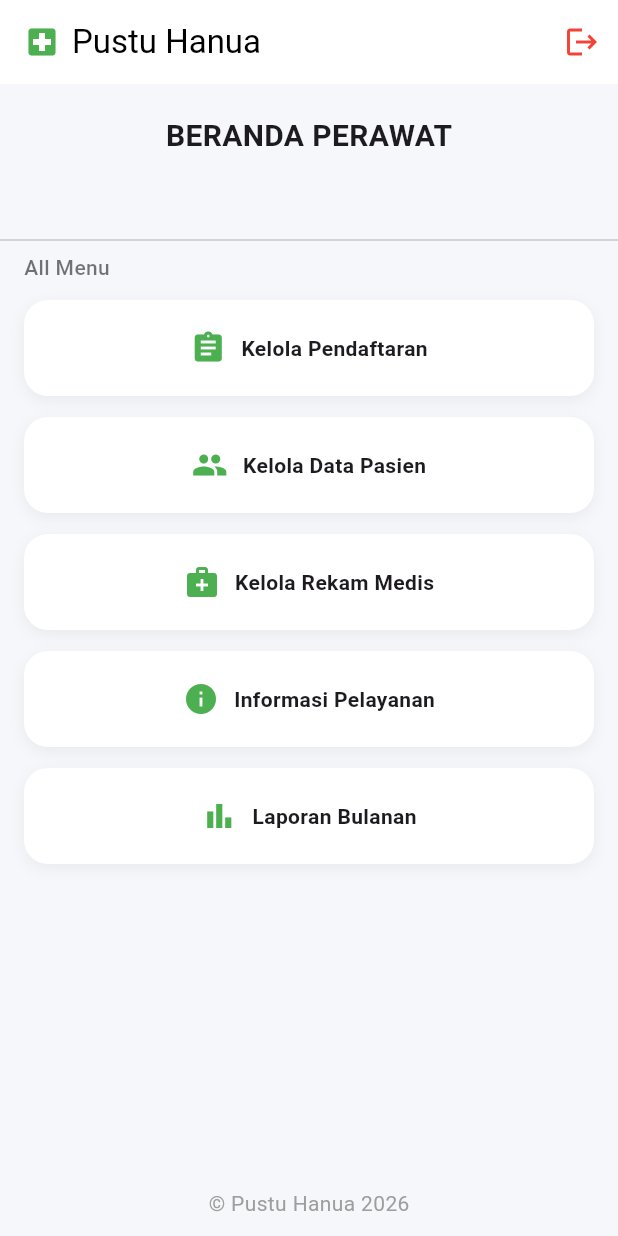
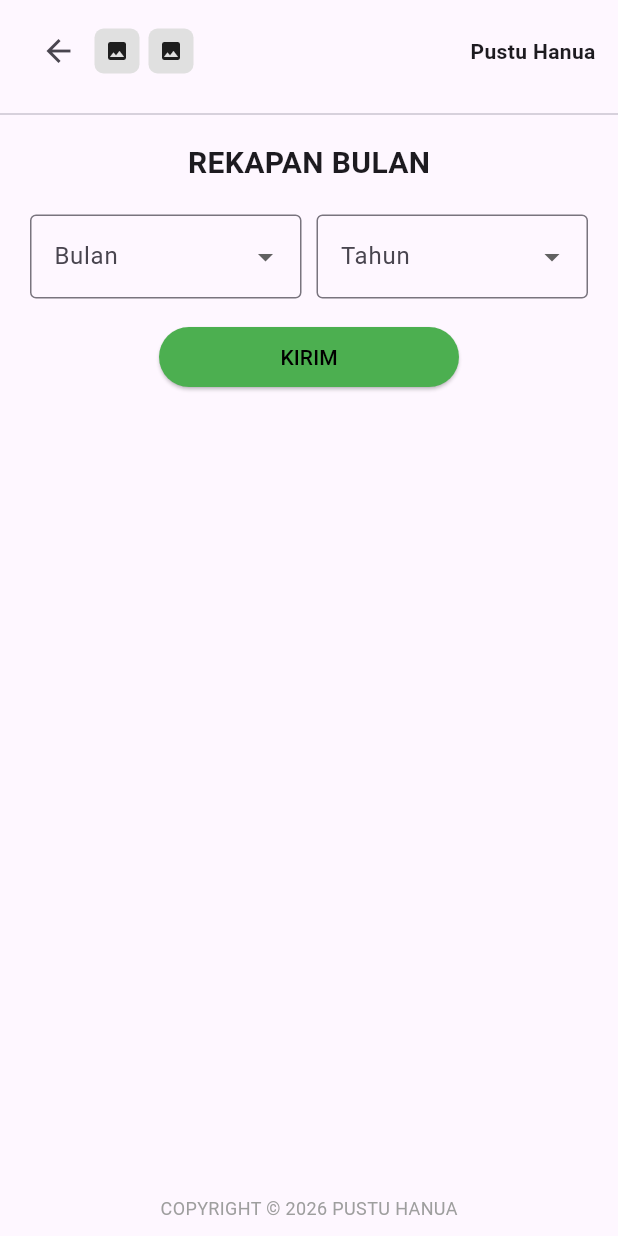
Before and after one commit to hesselji/pustu_app_hanua, a Flutter app: the PerawatHomeScreen screen opened directly, after a tap on "Laporan Bulanan", on a phone screen of 412 x 824 dp. Run offline on Flutter 3.47's test engine with Material 3 defaults, Android fonts, the phone set to English and light mode, and no system bars; our stand-ins replace cloud_firestore, firebase_auth, firebase_core; accounts and stored records are empty.

Commit message:
Tambah Menu Laporan Bulanan

```diff
--- a/lib/screens/mobile/perawat_home_screen.dart
+++ b/lib/screens/mobile/perawat_home_screen.dart
@@ -2,7 +2,8 @@ import 'package:flutter/material.dart';
 import 'package:firebase_auth/firebase_auth.dart';
 import 'home_screen.dart';
 import 'patient_list_screen.dart';
-import 'perawat_manageinfo_pelayanan.dart'; // 🔥 TAMBAHAN
+import 'perawat_manageinfo_pelayanan.dart';
+import 'perawat_laporanBulanan.dart'; // ✅ TAMBAHAN
 
 class PerawatHomeScreen extends StatelessWidget {
   const PerawatHomeScreen({super.key});
@@ -89,7 +90,6 @@ class PerawatHomeScreen extends StatelessWidget {
               child: ListView(
                 padding: const EdgeInsets.symmetric(horizontal: 16),
                 children: [
-
                   /// 🔹 Kelola Pendaftaran
                   _menuCard(
                     icon: Icons.assignment,
@@ -122,7 +122,7 @@ class PerawatHomeScreen extends StatelessWidget {
                     },
                   ),
 
-                  /// 🔥 INFORMASI PELAYANAN (SUDAH TERHUBUNG)
+                  /// 🔹 Informasi Pelayanan
                   _menuCard(
                     icon: Icons.info,
                     title: "Informasi Pelayanan",
@@ -136,12 +136,17 @@ class PerawatHomeScreen extends StatelessWidget {
                     },
                   ),
 
-                  /// 🔹 Laporan
+                  /// 🔥 Laporan Bulanan (SUDAH TERHUBUNG)
                   _menuCard(
                     icon: Icons.bar_chart,
                     title: "Laporan Bulanan",
                     onTap: () {
-                      // TODO
+                      Navigator.push(
+                        context,
+                        MaterialPageRoute(
+                          builder: (_) => const RekapanBulananPage(),
+                        ),
+                      );
                     },
                   ),
                 ],
@@ -191,10 +196,7 @@ class PerawatHomeScreen extends StatelessWidget {
             children: [
               Icon(icon, color: Colors.green),
               const SizedBox(width: 10),
-              Text(
-                title,
-                style: const TextStyle(fontWeight: FontWeight.w600),
-              ),
+              Text(title, style: const TextStyle(fontWeight: FontWeight.w600)),
             ],
           ),
         ),
--- /dev/null
+++ b/lib/screens/mobile/perawat_laporanBulanan.dart
@@ -0,0 +1,331 @@
+import 'package:flutter/material.dart';
+
+class RekapanBulananPage extends StatefulWidget {
+  const RekapanBulananPage({super.key});
+
+  @override
+  State<RekapanBulananPage> createState() => _RekapanBulananPageState();
+}
+
+class _RekapanBulananPageState extends State<RekapanBulananPage> {
+  final List<String> bulanList = [
+    "Januari",
+    "Februari",
+    "Maret",
+    "April",
+    "Mei",
+    "Juni",
+    "Juli",
+    "Agustus",
+    "September",
+    "Oktober",
+    "November",
+    "Desember",
+  ];
+
+  String? selectedBulan;
+  int? selectedTahun;
+
+  /// 🔥 INI KUNCI FIX
+  String? submittedBulan;
+  int? submittedTahun;
+
+  bool showResult = false;
+  bool noData = false;
+
+  @override
+  Widget build(BuildContext context) {
+    return Scaffold(
+      body: SafeArea(
+        child: Column(
+          children: [
+            /// HEADER
+            Padding(
+              padding: const EdgeInsets.symmetric(horizontal: 15, vertical: 10),
+              child: Row(
+                children: [
+                  IconButton(
+                    icon: const Icon(Icons.arrow_back),
+                    onPressed: () => Navigator.pop(context),
+                  ),
+                  _logo(),
+                  const SizedBox(width: 6),
+                  _logo(),
+                  const Spacer(),
+                  const Text(
+                    "Pustu Hanua",
+                    style: TextStyle(fontWeight: FontWeight.bold),
+                  ),
+                ],
+              ),
+            ),
+
+            const Divider(),
+
+            Expanded(
+              child: SingleChildScrollView(
+                child: Column(
+                  children: [
+                    const SizedBox(height: 10),
+
+                    const Text(
+                      "REKAPAN BULAN",
+                      style: TextStyle(
+                        fontSize: 20,
+                        fontWeight: FontWeight.bold,
+                      ),
+                    ),
+
+                    const SizedBox(height: 20),
+
+                    /// FORM
+                    Padding(
+                      padding: const EdgeInsets.symmetric(horizontal: 20),
+                      child: Row(
+                        children: [
+                          Expanded(
+                            child: DropdownButtonFormField<String>(
+                              decoration: const InputDecoration(
+                                labelText: "Bulan",
+                                border: OutlineInputBorder(),
+                              ),
+                              value: selectedBulan,
+                              menuMaxHeight: 300,
+                              items:
+                                  bulanList.map((b) {
+                                    return DropdownMenuItem(
+                                      value: b,
+                                      child: Text(b),
+                                    );
+                                  }).toList(),
+                              onChanged: (value) {
+                                setState(() => selectedBulan = value);
+                              },
+                            ),
+                          ),
+
+                          const SizedBox(width: 10),
+
+                          Expanded(
+                            child: DropdownButtonFormField<int>(
+                              decoration: const InputDecoration(
+                                labelText: "Tahun",
+                                border: OutlineInputBorder(),
+                              ),
+                              value: selectedTahun,
+                              items:
+                                  [2025, 2026].map((year) {
+                                    return DropdownMenuItem(
+                                      value: year,
+                                      child: Text(year.toString()),
+                                    );
+                                  }).toList(),
+                              onChanged: (value) {
+                                setState(() => selectedTahun = value);
+                              },
+                            ),
+                          ),
+                        ],
+                      ),
+                    ),
+
+                    const SizedBox(height: 15),
+
+                    /// BUTTON
+                    SizedBox(
+                      width: 200,
+                      child: ElevatedButton(
+                        style: ElevatedButton.styleFrom(
+                          backgroundColor: Colors.green,
+                        ),
+                        onPressed: () {
+                          if (selectedBulan != null && selectedTahun != null) {
+                            setState(() {
+                              /// 🔥 SIMPAN HASIL SUBMIT
+                              submittedBulan = selectedBulan;
+                              submittedTahun = selectedTahun;
+
+                              if (submittedTahun == 2025) {
+                                noData = true;
+                                showResult = false;
+                              } else {
+                                noData = false;
+                                showResult = true;
+                              }
+                            });
+                          }
+                        },
+                        child: const Text(
+                          "KIRIM",
+                          style: TextStyle(color: Colors.black),
+                        ),
+                      ),
+                    ),
+
+                    const SizedBox(height: 20),
+
+                    /// ❌ NO DATA
+                    if (noData)
+                      Padding(
+                        padding: const EdgeInsets.symmetric(horizontal: 20),
+                        child: Text(
+                          "Tidak Ada Data Rekapan Bulanan Pada Bulan $submittedBulan Tahun $submittedTahun",
+                          style: const TextStyle(color: Colors.red),
+                          textAlign: TextAlign.center,
+                        ),
+                      ),
+
+                    /// ✅ RESULT
+                    if (showResult) ...[
+                      Container(
+                        width: double.infinity,
+                        margin: const EdgeInsets.symmetric(horizontal: 20),
+                        padding: const EdgeInsets.all(16),
+                        decoration: BoxDecoration(
+                          color: Colors.green[100],
+                          borderRadius: BorderRadius.circular(12),
+                        ),
+                        child: Column(
+                          children: [
+                            _rowBetween("Total Pasien", "35 orang", bold: true),
+                            const SizedBox(height: 10),
+
+                            _barRow("Laki-laki", 20, 35, Colors.blue),
+                            _barRow("Perempuan", 15, 35, Colors.pink),
+                          ],
+                        ),
+                      ),
+
+                      const SizedBox(height: 20),
+
+                      _sectionTitle("Rentang Umur Pasien"),
+
+                      _simpleRow(
+                        "Bayi (0–11 bulan)",
+                        "5 orang",
+                        Colors.orange[100]!,
+                      ),
+                      _simpleRow(
+                        "Anak (1–9 tahun)",
+                        "10 orang",
+                        Colors.orange[100]!,
+                      ),
+                      _simpleRow(
+                        "Remaja (10–18 tahun)",
+                        "7 orang",
+                        Colors.orange[100]!,
+                      ),
+                      _simpleRow(
+                        "Pemuda (19–29 tahun)",
+                        "6 orang",
+                        Colors.orange[100]!,
+                      ),
+                      _simpleRow(
+                        "Dewasa (30–59 tahun)",
+                        "5 orang",
+                        Colors.orange[100]!,
+                      ),
+                      _simpleRow(
+                        "Lansia (≥60)",
+                        "2 orang",
+                        Colors.orange[100]!,
+                      ),
+
+                      const SizedBox(height: 20),
+
+                      _sectionTitle("Daftar Penyakit / Perawatan"),
+
+                      _simpleRow("ISPA", "5 orang", Colors.grey[400]!),
+                      _simpleRow("Demam", "3 orang", Colors.grey[400]!),
+                      _simpleRow("Hipertensi", "4 orang", Colors.grey[400]!),
+                      _simpleRow("Diare", "1 orang", Colors.grey[400]!),
+                    ],
+
+                    const SizedBox(height: 30),
+                  ],
+                ),
+              ),
+            ),
+
+            const Padding(
+              padding: EdgeInsets.only(bottom: 10),
+              child: Text(
+                "COPYRIGHT © 2026 PUSTU HANUA",
+                style: TextStyle(fontSize: 12, color: Colors.grey),
+              ),
+            ),
+          ],
+        ),
+      ),
+    );
+  }
+
+  Widget _rowBetween(String left, String right, {bool bold = false}) {
+    return Row(
+      mainAxisAlignment: MainAxisAlignment.spaceBetween,
+      children: [
+        Text(left, style: TextStyle(fontWeight: bold ? FontWeight.bold : null)),
+        Text(
+          right,
+          style: TextStyle(fontWeight: bold ? FontWeight.bold : null),
+        ),
+      ],
+    );
+  }
+
+  Widget _barRow(String label, int value, int total, Color color) {
+    double percent = value / total;
+
+    return Column(
+      crossAxisAlignment: CrossAxisAlignment.start,
+      children: [
+        _rowBetween(label, "$value orang"),
+        const SizedBox(height: 4),
+        LinearProgressIndicator(
+          value: percent,
+          minHeight: 6,
+          backgroundColor: Colors.grey[300],
+          color: color,
+        ),
+        const SizedBox(height: 10),
+      ],
+    );
+  }
+
+  Widget _sectionTitle(String text) {
+    return Padding(
+      padding: const EdgeInsets.symmetric(horizontal: 20),
+      child: Align(
+        alignment: Alignment.centerLeft,
+        child: Text(
+          text,
+          style: const TextStyle(fontWeight: FontWeight.bold, fontSize: 16),
+        ),
+      ),
+    );
+  }
+
+  Widget _simpleRow(String left, String right, Color bgColor) {
+    return Container(
+      margin: const EdgeInsets.symmetric(horizontal: 20, vertical: 4),
+      padding: const EdgeInsets.all(12),
+      decoration: BoxDecoration(
+        color: bgColor,
+        borderRadius: BorderRadius.circular(8),
+      ),
+      child: _rowBetween(left, right),
+    );
+  }
+
+  Widget _logo() {
+    return Container(
+      width: 30,
+      height: 30,
+      decoration: BoxDecoration(
+        color: Colors.grey[300],
+        borderRadius: BorderRadius.circular(6),
+      ),
+      child: const Icon(Icons.image, size: 16),
+    );
+  }
+}
```
